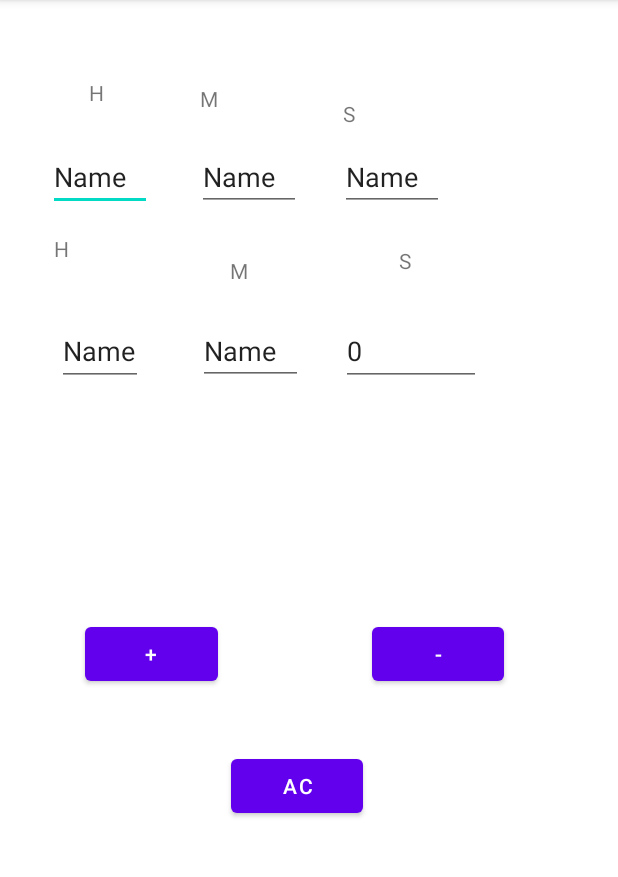
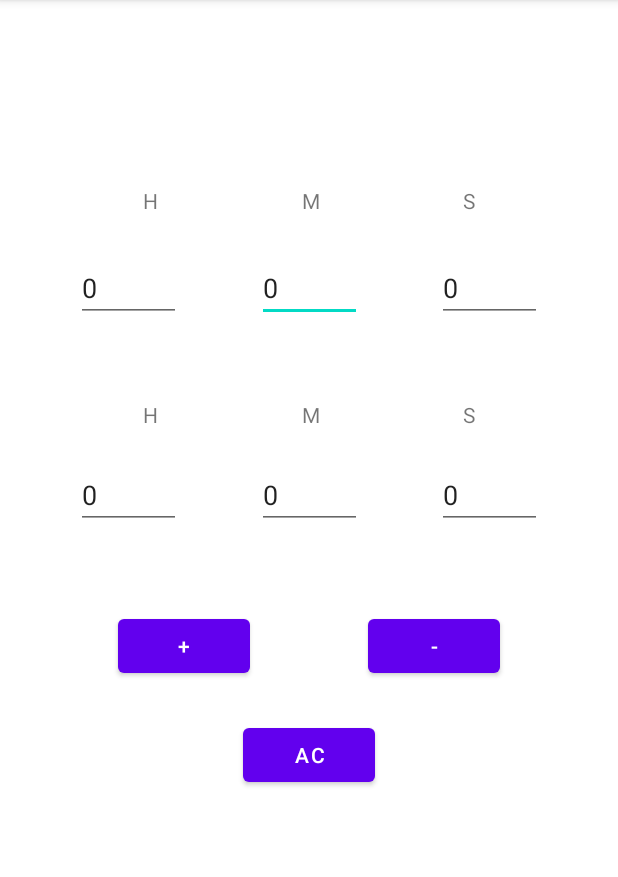
Before and after one commit to jakubbiniu/Time-Calculator-Kotlin, an Android app: the Hours screen opened directly, with no data from a screen before it, on a phone screen of 412 x 824 dp, the part 84-961 px from its top. Run offline under Robolectric (Android 15) with nearby library versions, the phone set to English and light mode, and no system bars.

Commit message:
czas-interface

```diff
--- a/app/src/main/res/layout/activity_hours.xml
+++ b/app/src/main/res/layout/activity_hours.xml
@@ -10,175 +10,205 @@
         android:id="@+id/AC"
         android:layout_width="wrap_content"
         android:layout_height="wrap_content"
-        android:layout_marginTop="40dp"
-        android:layout_marginEnd="6dp"
         android:text="AC"
-        app:layout_constraintEnd_toStartOf="@+id/Odejmowanie"
-        app:layout_constraintTop_toBottomOf="@+id/Odejmowanie" />
+        app:layout_constraintBottom_toBottomOf="parent"
+        app:layout_constraintEnd_toEndOf="parent"
+        app:layout_constraintStart_toStartOf="parent"
+        app:layout_constraintTop_toBottomOf="@+id/Dodawanie"
+        app:layout_constraintVertical_bias="0.092" />
+
+    <Button
+        android:id="@+id/Odejmowanie"
+        android:layout_width="wrap_content"
+        android:layout_height="wrap_content"
+        android:text="-"
+        app:layout_constraintBottom_toBottomOf="parent"
+        app:layout_constraintEnd_toEndOf="parent"
+        app:layout_constraintHorizontal_bias="0.5"
+        app:layout_constraintStart_toEndOf="@+id/Dodawanie"
+        app:layout_constraintTop_toTopOf="parent"
+        app:layout_constraintVertical_bias="0.565" />
 
     <Button
         android:id="@+id/Dodawanie"
         android:layout_width="wrap_content"
         android:layout_height="wrap_content"
-        android:layout_marginStart="57dp"
-        android:layout_marginEnd="57dp"
-        android:layout_marginBottom="40dp"
         android:text="+"
-        app:layout_constraintBottom_toTopOf="@+id/AC"
-        app:layout_constraintEnd_toEndOf="@+id/editTextTextPersonName6"
-        app:layout_constraintStart_toStartOf="parent" />
-
-    <Button
-        android:id="@+id/Odejmowanie"
-        android:layout_width="wrap_content"
-        android:layout_height="wrap_content"
-        android:layout_marginEnd="76dp"
-        android:layout_marginBottom="308dp"
-        android:text="-"
         app:layout_constraintBottom_toBottomOf="parent"
-        app:layout_constraintEnd_toEndOf="parent" />
+        app:layout_constraintEnd_toStartOf="@+id/Odejmowanie"
+        app:layout_constraintHorizontal_bias="0.5"
+        app:layout_constraintStart_toStartOf="parent"
+        app:layout_constraintTop_toTopOf="parent"
+        app:layout_constraintVertical_bias="0.565" />
 
     <EditText
-        android:id="@+id/editTextTextPersonName"
-        android:layout_width="0dp"
-        android:layout_height="0dp"
-        android:layout_marginStart="32dp"
-        android:layout_marginEnd="30dp"
+        android:id="@+id/Minutes1"
+        android:layout_width="70dp"
+        android:layout_height="45dp"
         android:ems="10"
-        android:inputType="textPersonName"
-        android:text="Name"
-        app:layout_constraintBottom_toBottomOf="@+id/editTextTextPersonName2"
-        app:layout_constraintEnd_toStartOf="@+id/editTextTextPersonName2"
-        app:layout_constraintStart_toStartOf="parent"
-        app:layout_constraintTop_toTopOf="@+id/editTextTextPersonName2" />
+        android:inputType="number"
+        android:text="0"
+        app:layout_constraintBottom_toBottomOf="parent"
+        app:layout_constraintEnd_toStartOf="@+id/Seconds1"
+        app:layout_constraintHorizontal_bias="0.5"
+        app:layout_constraintStart_toEndOf="@+id/Hours1"
+        app:layout_constraintTop_toTopOf="parent"
+        app:layout_constraintVertical_bias="0.234" />
 
     <EditText
-        android:id="@+id/editTextTextPersonName2"
-        android:layout_width="0dp"
-        android:layout_height="44dp"
-        android:layout_marginTop="35dp"
-        android:layout_marginEnd="26dp"
-        android:layout_marginBottom="34dp"
+        android:id="@+id/Hours1"
+        android:layout_width="70dp"
+        android:layout_height="45dp"
         android:ems="10"
-        android:inputType="textPersonName"
-        android:text="Name"
-        app:layout_constraintBottom_toBottomOf="@+id/S2"
-        app:layout_constraintEnd_toStartOf="@+id/editTextTextPersonName3"
-        app:layout_constraintStart_toEndOf="@+id/editTextTextPersonName"
-        app:layout_constraintTop_toTopOf="@+id/H1" />
+        android:inputType="number"
+        android:text="0"
+        app:layout_constraintBottom_toBottomOf="parent"
+        app:layout_constraintEnd_toStartOf="@+id/Minutes1"
+        app:layout_constraintHorizontal_bias="0.5"
+        app:layout_constraintStart_toStartOf="parent"
+        app:layout_constraintTop_toTopOf="parent"
+        app:layout_constraintVertical_bias="0.234" />
 
     <EditText
-        android:id="@+id/editTextTextPersonName3"
-        android:layout_width="0dp"
-        android:layout_height="41dp"
-        android:layout_marginTop="34dp"
-        android:layout_marginEnd="116dp"
-        android:layout_marginBottom="34dp"
+        android:id="@+id/Seconds1"
+        android:layout_width="70dp"
+        android:layout_height="45dp"
         android:ems="10"
-        android:inputType="textPersonName"
-        android:text="Name"
-        app:layout_constraintBottom_toBottomOf="@+id/S2"
+        android:inputType="number"
+        android:text="0"
+        app:layout_constraintBottom_toBottomOf="parent"
         app:layout_constraintEnd_toEndOf="parent"
-        app:layout_constraintStart_toEndOf="@+id/editTextTextPersonName2"
-        app:layout_constraintTop_toTopOf="@+id/M1" />
+        app:layout_constraintHorizontal_bias="0.5"
+        app:layout_constraintStart_toEndOf="@+id/Minutes1"
+        app:layout_constraintTop_toTopOf="parent"
+        app:layout_constraintVertical_bias="0.234" />
 
     <TextView
         android:id="@+id/H1"
         android:layout_width="wrap_content"
         android:layout_height="wrap_content"
-        android:layout_marginStart="27dp"
-        android:layout_marginTop="52dp"
         android:text="H"
-        app:layout_constraintStart_toStartOf="@+id/editTextTextPersonName"
-        app:layout_constraintTop_toTopOf="parent" />
+        app:layout_constraintBottom_toBottomOf="parent"
+        app:layout_constraintEnd_toStartOf="@+id/M1"
+        app:layout_constraintHorizontal_bias="0.5"
+        app:layout_constraintStart_toStartOf="parent"
+        app:layout_constraintTop_toTopOf="parent"
+        app:layout_constraintVertical_bias="0.166" />
 
     <TextView
         android:id="@+id/M1"
         android:layout_width="wrap_content"
         android:layout_height="wrap_content"
-        android:layout_marginStart="2dp"
-        android:layout_marginTop="56dp"
         android:text="M"
-        app:layout_constraintStart_toStartOf="@+id/editTextTextPersonName2"
-        app:layout_constraintTop_toTopOf="parent" />
+        app:layout_constraintBottom_toBottomOf="parent"
+        app:layout_constraintEnd_toStartOf="@+id/S1"
+        app:layout_constraintHorizontal_bias="0.5"
+        app:layout_constraintStart_toEndOf="@+id/H1"
+        app:layout_constraintTop_toTopOf="parent"
+        app:layout_constraintVertical_bias="0.166" />
 
     <TextView
         android:id="@+id/S1"
         android:layout_width="wrap_content"
         android:layout_height="wrap_content"
-        android:layout_marginStart="2dp"
-        android:layout_marginBottom="14dp"
         android:text="S"
-        app:layout_constraintBottom_toTopOf="@+id/editTextTextPersonName3"
-        app:layout_constraintStart_toStartOf="@+id/editTextTextPersonName3" />
+        app:layout_constraintBottom_toBottomOf="parent"
+        app:layout_constraintEnd_toEndOf="parent"
+        app:layout_constraintHorizontal_bias="0.5"
+        app:layout_constraintStart_toEndOf="@+id/M1"
+        app:layout_constraintTop_toTopOf="parent"
+        app:layout_constraintVertical_bias="0.166" />
 
     <TextView
         android:id="@+id/H2"
         android:layout_width="wrap_content"
         android:layout_height="wrap_content"
-        android:layout_marginStart="4dp"
-        android:layout_marginTop="15dp"
         android:text="H"
-        app:layout_constraintStart_toStartOf="@+id/editTextTextPersonName"
-        app:layout_constraintTop_toBottomOf="@+id/editTextTextPersonName" />
+        app:layout_constraintBottom_toBottomOf="parent"
+        app:layout_constraintEnd_toStartOf="@+id/M2"
+        app:layout_constraintHorizontal_bias="0.5"
+        app:layout_constraintStart_toStartOf="parent"
+        app:layout_constraintTop_toTopOf="parent"
+        app:layout_constraintVertical_bias="0.356" />
+
+    <TextView
+        android:id="@+id/S2"
+        android:layout_width="wrap_content"
+        android:layout_height="wrap_content"
+        android:text="S"
+        app:layout_constraintBottom_toBottomOf="parent"
+        app:layout_constraintEnd_toEndOf="parent"
+        app:layout_constraintHorizontal_bias="0.5"
+        app:layout_constraintStart_toEndOf="@+id/M2"
+        app:layout_constraintTop_toTopOf="parent"
+        app:layout_constraintVertical_bias="0.356" />
 
     <TextView
         android:id="@+id/M2"
         android:layout_width="wrap_content"
         android:layout_height="wrap_content"
-        android:layout_marginStart="21dp"
-        android:layout_marginBottom="21dp"
         android:text="M"
-        app:layout_constraintBottom_toTopOf="@+id/editTextTextPersonName6"
-        app:layout_constraintStart_toStartOf="@+id/editTextTextPersonName6" />
+        app:layout_constraintBottom_toBottomOf="parent"
+        app:layout_constraintEnd_toStartOf="@+id/S2"
+        app:layout_constraintHorizontal_bias="0.5"
+        app:layout_constraintStart_toEndOf="@+id/H2"
+        app:layout_constraintTop_toTopOf="parent"
+        app:layout_constraintVertical_bias="0.356" />
 
-    <TextView
-        android:id="@+id/S2"
+    <EditText
+        android:id="@+id/Minutes2"
+        android:layout_width="70dp"
+        android:layout_height="45dp"
+        android:ems="10"
+        android:inputType="number"
+        android:text="0"
+        app:layout_constraintBottom_toBottomOf="parent"
+        app:layout_constraintEnd_toStartOf="@+id/Seconds2"
+        app:layout_constraintHorizontal_bias="0.5"
+        app:layout_constraintStart_toEndOf="@+id/Hours2"
+        app:layout_constraintTop_toTopOf="parent"
+        app:layout_constraintVertical_bias="0.425" />
+
+    <EditText
+        android:id="@+id/Hours2"
+        android:layout_width="70dp"
+        android:layout_height="45dp"
+        android:ems="10"
+        android:inputType="number"
+        android:text="0"
+        app:layout_constraintBottom_toBottomOf="parent"
+        app:layout_constraintEnd_toStartOf="@+id/Minutes2"
+        app:layout_constraintHorizontal_bias="0.5"
+        app:layout_constraintStart_toStartOf="parent"
+        app:layout_constraintTop_toTopOf="parent"
+        app:layout_constraintVertical_bias="0.425" />
+
+    <EditText
+        android:id="@+id/Seconds2"
+        android:layout_width="70dp"
+        android:layout_height="45dp"
+        android:ems="10"
+        android:inputType="number"
+        android:text="0"
+        app:layout_constraintBottom_toBottomOf="parent"
+        app:layout_constraintEnd_toEndOf="parent"
+        app:layout_constraintHorizontal_bias="0.5"
+        app:layout_constraintStart_toEndOf="@+id/Minutes2"
+        app:layout_constraintTop_toTopOf="parent"
+        app:layout_constraintVertical_bias="0.425" />
+
+    <androidx.constraintlayout.widget.Guideline
+        android:id="@+id/guideline"
         android:layout_width="wrap_content"
         android:layout_height="wrap_content"
-        android:layout_marginEnd="22dp"
-        android:layout_marginBottom="28dp"
-        android:text="S"
-        app:layout_constraintBottom_toTopOf="@+id/editTextTextPersonName7"
-        app:layout_constraintEnd_toEndOf="@+id/editTextTextPersonName3" />
+        android:orientation="vertical"
+        app:layout_constraintGuide_begin="-35dp" />
 
-    <EditText
-        android:id="@+id/editTextTextPersonName5"
-        android:layout_width="0dp"
-        android:layout_height="46dp"
-        android:layout_marginStart="6dp"
-        android:layout_marginEnd="6dp"
-        android:ems="10"
-        android:inputType="textPersonName"
-        android:text="Name"
-        app:layout_constraintBaseline_toBaselineOf="@+id/editTextTextPersonName6"
-        app:layout_constraintEnd_toEndOf="@+id/editTextTextPersonName"
-        app:layout_constraintStart_toStartOf="@+id/editTextTextPersonName" />
+    <androidx.constraintlayout.widget.Guideline
+        android:id="@+id/guideline2"
+        android:layout_width="wrap_content"
+        android:layout_height="wrap_content"
+        android:orientation="horizontal"
+        app:layout_constraintGuide_begin="-43dp" />
 
-    <EditText
-        android:id="@+id/editTextTextPersonName6"
-        android:layout_width="70dp"
-        android:layout_height="45dp"
-        android:layout_marginStart="93dp"
-        android:layout_marginTop="137dp"
-        android:layout_marginEnd="93dp"
-        android:layout_marginBottom="137dp"
-        android:ems="10"
-        android:inputType="textPersonName"
-        android:text="Name"
-        app:layout_constraintBottom_toTopOf="@+id/Dodawanie"
-        app:layout_constraintEnd_toEndOf="@+id/editTextTextPersonName3"
-        app:layout_constraintStart_toStartOf="@+id/editTextTextPersonName5"
-        app:layout_constraintTop_toTopOf="@+id/M1" />
-
-    <EditText
-        android:id="@+id/editTextTextPersonName7"
-        android:layout_width="93dp"
-        android:layout_height="46dp"
-        android:ems="10"
-        android:inputType="textPersonName"
-        android:text="0"
-        app:layout_constraintBaseline_toBaselineOf="@+id/editTextTextPersonName6"
-        app:layout_constraintEnd_toEndOf="@+id/S2"
-        app:layout_constraintStart_toEndOf="@+id/S2" />
 </androidx.constraintlayout.widget.ConstraintLayout>
```
